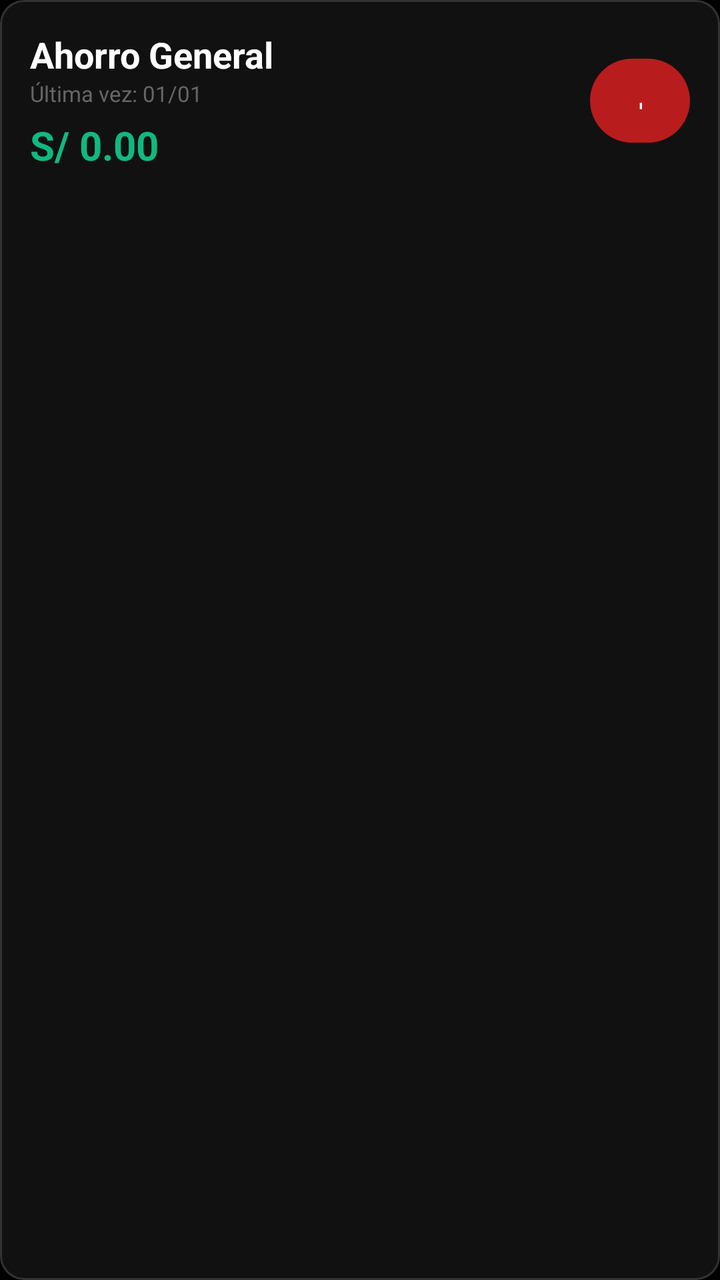
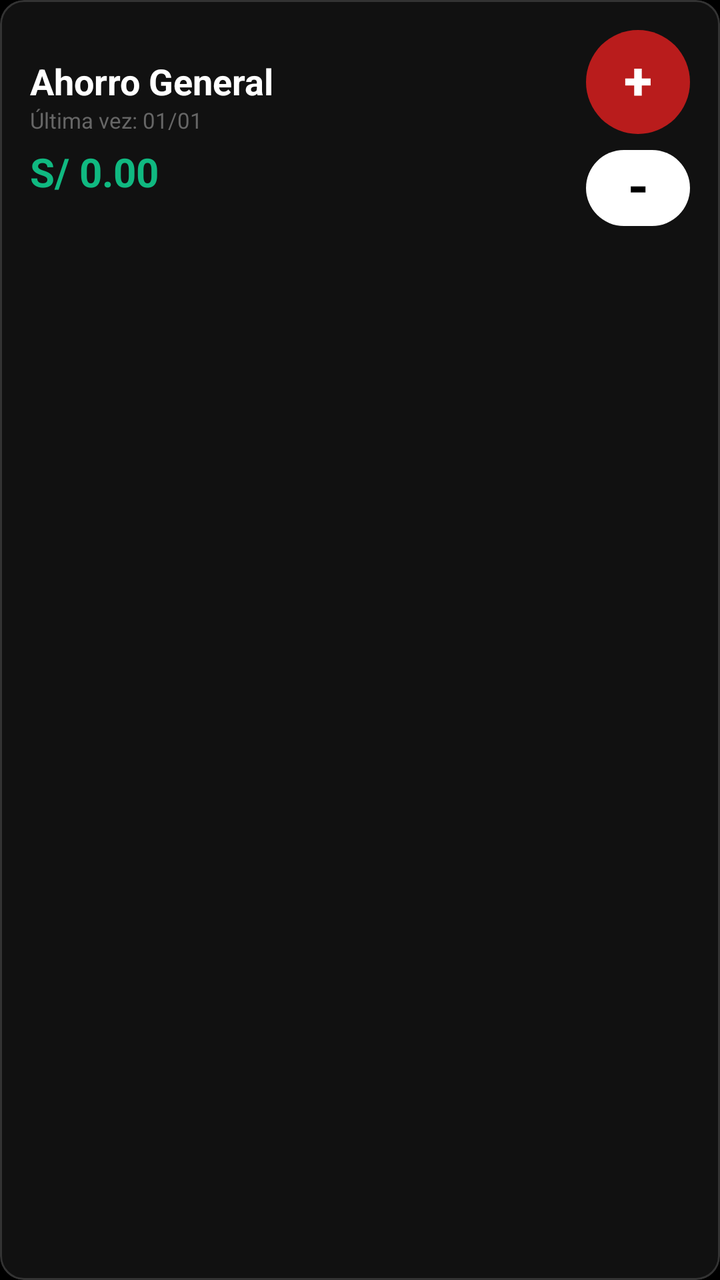

Screens rendered from an Android XML layout before and after an edit, with the pre-edit source and the edit as a unified diff.
<!-- AndroidManifest.xml: application theme Theme.Appprojecto -->
<!-- res/layout/item_ahorro.xml -->
<?xml version="1.0" encoding="utf-8"?>
<com.google.android.material.card.MaterialCardView xmlns:android="http://schemas.android.com/apk/res/android"
    xmlns:app="http://schemas.android.com/apk/res-auto"
    android:layout_width="match_parent"
    android:layout_height="wrap_content"
    android:layout_marginTop="5dp"
    android:layout_marginBottom="5dp"
    app:cardBackgroundColor="@color/surface_card"
    app:cardCornerRadius="12dp"
    app:cardElevation="0dp"
    app:strokeColor="@color/border_dark"
    app:strokeWidth="1dp">

    <LinearLayout
        android:layout_width="match_parent"
        android:layout_height="wrap_content"
        android:gravity="center_vertical"
        android:orientation="horizontal"
        android:padding="15dp">

        <LinearLayout
            android:layout_width="0dp"
            android:layout_height="wrap_content"
            android:layout_weight="1"
            android:orientation="vertical">

            <TextView
                android:id="@+id/txtDescripcion"
                android:layout_width="wrap_content"
                android:layout_height="wrap_content"
                android:text="Ahorro General"
                android:textColor="@color/white"
                android:textSize="18sp"
                android:textStyle="bold" />

            <TextView
                android:id="@+id/txtFecha"
                android:layout_width="wrap_content"
                android:layout_height="wrap_content"
                android:text="Última vez: 01/01"
                android:textColor="@color/gray_dark"
                android:textSize="11sp" />

            <TextView
                android:id="@+id/txtMonto"
                android:layout_width="wrap_content"
                android:layout_height="wrap_content"
                android:layout_marginTop="5dp"
                android:text="S/ 0.00"
                android:textColor="@color/green_money"
                android:textSize="20sp"
                android:textStyle="bold" />
        </LinearLayout>

        
        <com.google.android.material.button.MaterialButton
            android:id="@+id/btnSumar"
            android:layout_width="50dp"
            android:layout_height="50dp"
            android:insetLeft="0dp"
            android:insetRight="0dp"
            android:text="+"
            android:textSize="24sp"
            android:textStyle="bold"
            app:backgroundTint="@color/red_primary"
            app:cornerRadius="25dp"
            android:textColor="@color/white" />
    </LinearLayout>
</com.google.android.material.card.MaterialCardView>
<!-- resources referenced by this layout -->
<resources>
  <color name="border_dark">#FF333333</color>
  <color name="gray_dark">#FF666666</color>
  <color name="green_money">#FF10B981</color>
  <color name="red_primary">#FFB91C1C</color>
  <color name="surface_card">#FF111111</color>
  <color name="white">#FFFFFFFF</color>
  <style name="Theme.Appprojecto" parent="Base.Theme.Appprojecto" />
  <style name="Base.Theme.Appprojecto" parent="Theme.Material3.DayNight.NoActionBar">
          <item name="colorPrimary">@color/red_primary</item>
          <item name="colorOnPrimary">@color/white</item>
          <item name="colorSecondary">@color/red_accent</item>
          <item name="android:windowBackground">@color/black</item>
          <item name="android:textColor">@color/white</item>
          <item name="android:textColorHint">@color/gray_dark</item>
          <item name="colorSurface">@color/surface_dark</item>
          <item name="colorOnSurface">@color/white</item>
      </style>
  <color name="red_accent">#FFEF4444</color>
  <color name="black">#FF000000</color>
  <color name="surface_dark">#FF1A1A1A</color>
</resources>

<!-- the commit's change to res/layout/item_ahorro.xml (unified diff, before → after) -->
@@ -53,17 +53,56 @@
         </LinearLayout>
 
         
-        <com.google.android.material.button.MaterialButton
-            android:id="@+id/btnSumar"
-            android:layout_width="50dp"
-            android:layout_height="50dp"
-            android:insetLeft="0dp"
-            android:insetRight="0dp"
-            android:text="+"
-            android:textSize="24sp"
-            android:textStyle="bold"
-            app:backgroundTint="@color/red_primary"
-            app:cornerRadius="25dp"
-            android:textColor="@color/white" />
+        <LinearLayout
+            android:layout_width="wrap_content"
+            android:layout_height="wrap_content"
+            android:gravity="center_horizontal"
+            android:orientation="vertical">
+
+            <com.google.android.material.button.MaterialButton
+                android:id="@+id/btnSumar"
+                android:layout_width="52dp"
+                android:layout_height="52dp"
+                android:gravity="center"
+                android:includeFontPadding="false"
+                android:insetLeft="0dp"
+                android:insetTop="0dp"
+                android:insetRight="0dp"
+                android:insetBottom="0dp"
+                android:minWidth="0dp"
+                android:minHeight="0dp"
+                android:padding="0dp"
+                android:text="+"
+                android:textColor="@color/white"
+                android:textSize="26sp"
+                android:textStyle="bold"
+                app:backgroundTint="@color/red_primary"
+                app:cornerRadius="26dp"
+                app:minWidth="0dp"
+                app:minHeight="0dp" />
+
+            <com.google.android.material.button.MaterialButton
+                android:id="@+id/btnRetirar"
+                android:layout_width="52dp"
+                android:layout_height="38dp"
+                android:layout_marginTop="8dp"
+                android:gravity="center"
+                android:includeFontPadding="false"
+                android:insetLeft="0dp"
+                android:insetTop="0dp"
+                android:insetRight="0dp"
+                android:insetBottom="0dp"
+                android:minWidth="0dp"
+                android:minHeight="0dp"
+                android:padding="0dp"
+                android:text="-"
+                android:textColor="@color/black"
+                android:textSize="26sp"
+                android:textStyle="bold"
+                app:backgroundTint="@color/white"
+                app:cornerRadius="19dp"
+                app:minWidth="0dp"
+                app:minHeight="0dp" />
+        </LinearLayout>
     </LinearLayout>
 </com.google.android.material.card.MaterialCardView>
